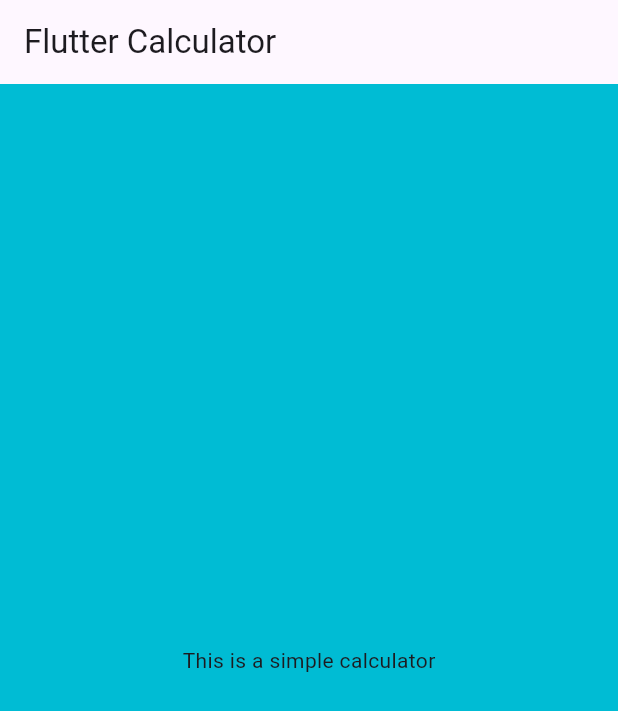
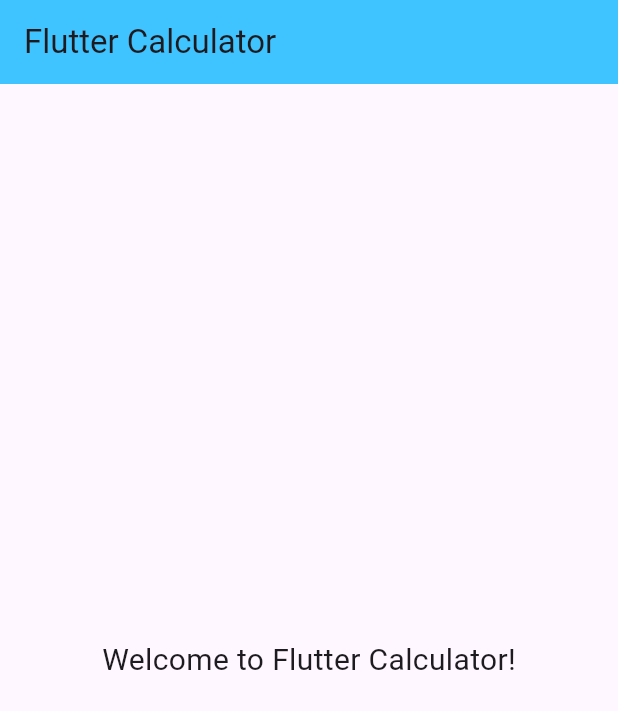
Before and after one commit to M-Zahir-Akbari/flutter_calculator, a Flutter app: the screen it shows after launch, on a phone screen of 412 x 824 dp. Shown: the top 711 px of the screen. Run offline on Flutter 3.47's test engine with Material 3 defaults, Android fonts, the phone set to English and light mode, and no system bars.

Commit message:
chore(v1): update test, main app structure, and pubspec for Flutter Calculator v1
- Updated widget test to validate CalculatorAppV1 instead of default counter app
- Updated main.dart to replace the earlier simple UI with Flutter Calculator v1 UI structure
- Updated pubspec.yaml with new project name, description, and cleaned dependencies

```diff
--- a/lib/main.dart
+++ b/lib/main.dart
@@ -1,21 +1,42 @@
 import 'package:flutter/material.dart';
 
 void main() {
-  runApp(const FlutterCalculator());
+  runApp(const CalculatorAppV1());
 }
 
-class FlutterCalculator extends StatelessWidget {
-  const FlutterCalculator({super.key});
+class CalculatorAppV1 extends StatelessWidget {
+  const CalculatorAppV1({super.key});
 
   @override
   Widget build(BuildContext context) {
     return MaterialApp(
       debugShowCheckedModeBanner: false,
-      title: 'Flutter Calculator',
-      home: Scaffold(
-        backgroundColor: Colors.cyan,
-        appBar: AppBar(title: Text('Flutter Calculator')),
-        body: Center(child: Text('This is a simple calculator')),
+      home: const CalculatorScreenV1(),
+      title: "Flutter Calculator",
+    );
+  }
+}
+
+class CalculatorScreenV1 extends StatefulWidget {
+  const CalculatorScreenV1({super.key});
+
+  @override
+  State<CalculatorScreenV1> createState() => _CalculatorScreenV1State();
+}
+
+class _CalculatorScreenV1State extends State<CalculatorScreenV1> {
+  @override
+  Widget build(BuildContext context) {
+    return Scaffold(
+      appBar: AppBar(
+        title: const Text("Flutter Calculator"),
+        backgroundColor: Colors.lightBlueAccent,
+      ),
+      body: const Center(
+        child: Text(
+          "Welcome to Flutter Calculator!",
+          style: TextStyle(fontSize: 20),
+        ),
       ),
     );
   }
```
Also changed, not shown: pubspec.yaml (+4 -70 lines), pubspec.lock.
